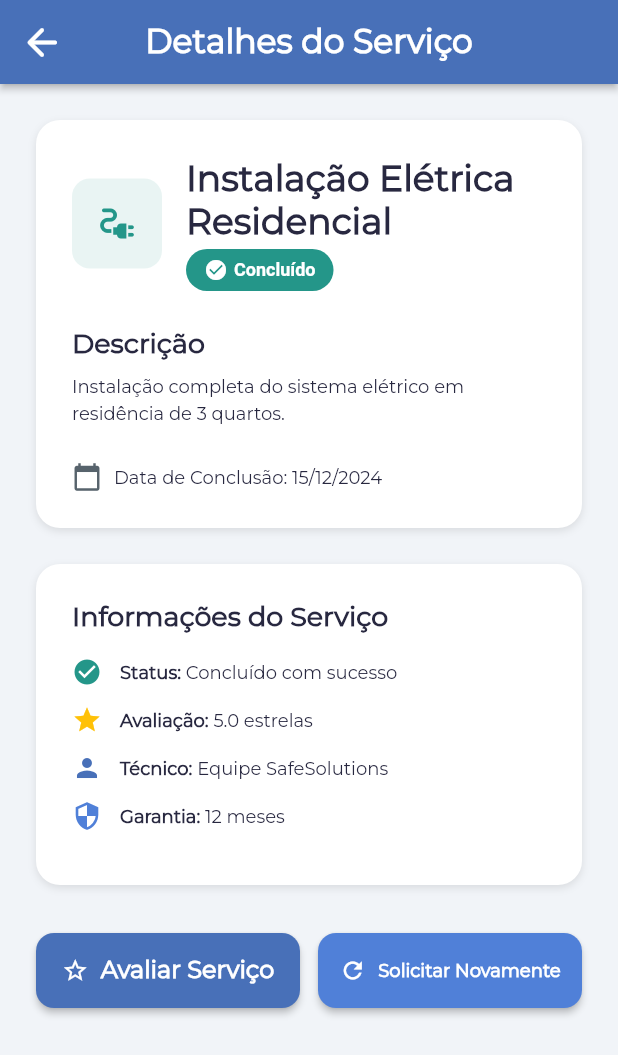
After one commit to Lkzin0122/safe_solutions_flutter, a Flutter app: the DetalhesServicoConcluido screen opened directly with sample values from the repository, on a phone screen of 412 x 824 dp. The commit adds this screen. Shown: the top 1055 px of the screen. Run offline on Flutter 3.47's test engine with Material 3 defaults, Android fonts, the phone set to English and light mode, and no system bars; drawn by our look-alikes of auto_size_text; our stand-ins replace cached_network_image, flutter_animate, font_awesome_flutter, from_css_color, go_router, google_fonts and 4 more; missing offline and left inert: json_path; accounts and stored records are empty; network calls fail; project files that could hold a hidden picture were left out.

Commit message:
click serviços concluidos

```diff
--- a/lib/index.dart
+++ b/lib/index.dart
@@ -4,6 +4,7 @@ export '/pages/esqueci_senha/esqueci_senha_widget.dart' show EsqueciSenhaWidget;
 export '/pages/nova_senha/nova_senha_widget.dart' show NovaSenhaWidget;
 export '/pages/inicial/inicial_widget.dart' show InicialWidget;
 export '/pages/contratos/contratos_widget.dart' show ContratosWidget;
+export '/pages/contratos/detalhes_servico_concluido_widget.dart' show DetalhesServicoConcluido;
 export '/pages/profile/profile_widget.dart' show ProfileWidget;
 export '/pages/servicos/servicos_widget.dart' show ServicosWidget;
 export '/pages/montador/montador_widget.dart' show MontadorWidget;
--- a/lib/pages/contratos/contratos_widget.dart
+++ b/lib/pages/contratos/contratos_widget.dart
@@ -7,6 +7,7 @@ import 'package:flutter/material.dart';
 import 'package:google_fonts/google_fonts.dart';
 import 'package:provider/provider.dart';
 import 'contratos_model.dart';
+import 'detalhes_servico_concluido_widget.dart';
 export 'contratos_model.dart';
 
 bool isUserLoggedIn() {
@@ -172,13 +173,26 @@ class _ContratosWidgetState extends State<ContratosWidget> {
   }
 
   Widget _buildCompletedServiceCard({
-    required String title,
-    required String description,
-    required IconData icon,
-    required String completedDate,
+    required CompletedService service,
   }) {
     return Padding(
       padding: EdgeInsetsDirectional.fromSTEB(24.0, 8.0, 24.0, 8.0),
+      child: Material(
+        color: Colors.transparent,
+        elevation: 2.0,
+        shape: RoundedRectangleBorder(
+          borderRadius: BorderRadius.circular(16.0),
+        ),
+        child: InkWell(
+          onTap: () {
+            Navigator.push(
+              context,
+              MaterialPageRoute(
+                builder: (context) => DetalhesServicoConcluido(service: service),
+              ),
+            );
+          },
+          borderRadius: BorderRadius.circular(16.0),
           child: Container(
             width: double.infinity,
             decoration: BoxDecoration(
@@ -201,7 +215,7 @@ class _ContratosWidgetState extends State<ContratosWidget> {
                       borderRadius: BorderRadius.circular(12.0),
                     ),
                     child: Icon(
-                  icon,
+                      service.icon,
                       color: FlutterFlowTheme.of(context).secondary,
                       size: 30.0,
                     ),
@@ -212,7 +226,7 @@ class _ContratosWidgetState extends State<ContratosWidget> {
                       crossAxisAlignment: CrossAxisAlignment.start,
                       children: [
                         Text(
-                      title,
+                          service.title,
                           style: FlutterFlowTheme.of(context).titleMedium.override(
                             fontFamily: 'Montserrat',
                             color: FlutterFlowTheme.of(context).primaryText,
@@ -221,7 +235,7 @@ class _ContratosWidgetState extends State<ContratosWidget> {
                         ),
                         SizedBox(height: 4.0),
                         Text(
-                      description,
+                          service.description,
                           maxLines: 2,
                           overflow: TextOverflow.ellipsis,
                           style: FlutterFlowTheme.of(context).bodySmall.override(
@@ -239,7 +253,7 @@ class _ContratosWidgetState extends State<ContratosWidget> {
                             ),
                             SizedBox(width: 4.0),
                             Text(
-                          'Concluído em $completedDate',
+                              'Concluído em ${service.completedDate}',
                               style: FlutterFlowTheme.of(context).bodySmall.override(
                                 fontFamily: 'Montserrat',
                                 color: FlutterFlowTheme.of(context).success,
@@ -251,7 +265,17 @@ class _ContratosWidgetState extends State<ContratosWidget> {
                       ],
                     ),
                   ),
+                  Padding(
+                    padding: EdgeInsetsDirectional.fromSTEB(8.0, 0.0, 0.0, 0.0),
+                    child: Icon(
+                      Icons.arrow_forward_ios,
+                      color: FlutterFlowTheme.of(context).secondaryText,
+                      size: 16.0,
+                    ),
+                  ),
                 ],
+              ),
+            ),
           ),
         ),
       ),
@@ -489,12 +513,7 @@ class _ContratosWidgetState extends State<ContratosWidget> {
                     children: [
                       SizedBox(height: 10.0),
                       ..._model.filteredCompletedServices.map((service) =>
-                        _buildCompletedServiceCard(
-                          title: service.title,
-                          description: service.description,
-                          icon: service.icon,
-                          completedDate: service.completedDate,
-                        ),
+                        _buildCompletedServiceCard(service: service),
                       ).toList(),
                     ],
                   ),
--- /dev/null
+++ b/lib/pages/contratos/detalhes_servico_concluido_model.dart
@@ -0,0 +1,11 @@
+import '/flutter_flow/flutter_flow_util.dart';
+import 'detalhes_servico_concluido_widget.dart' show DetalhesServicoConcluido;
+import 'package:flutter/material.dart';
+
+class DetalhesServicoConcluido extends FlutterFlowModel<DetalhesServicoConcluido> {
+  @override
+  void initState(BuildContext context) {}
+
+  @override
+  void dispose() {}
+}
--- /dev/null
+++ b/lib/pages/contratos/detalhes_servico_concluido_widget.dart
@@ -0,0 +1,296 @@
+import '/flutter_flow/flutter_flow_theme.dart';
+import '/flutter_flow/flutter_flow_util.dart';
+import '/flutter_flow/flutter_flow_widgets.dart';
+import '/flutter_flow/flutter_flow_icon_button.dart';
+import 'package:flutter/material.dart';
+import 'contratos_model.dart';
+
+class DetalhesServicoConcluido extends StatelessWidget {
+  const DetalhesServicoConcluido({
+    super.key,
+    required this.service,
+  });
+
+  final CompletedService service;
+
+  @override
+  Widget build(BuildContext context) {
+    return Scaffold(
+      backgroundColor: FlutterFlowTheme.of(context).primaryBackground,
+      appBar: AppBar(
+        backgroundColor: FlutterFlowTheme.of(context).primary,
+        automaticallyImplyLeading: false,
+        leading: FlutterFlowIconButton(
+          borderColor: Colors.transparent,
+          borderRadius: 30.0,
+          borderWidth: 1.0,
+          buttonSize: 60.0,
+          icon: Icon(
+            Icons.arrow_back_rounded,
+            color: Colors.white,
+            size: 30.0,
+          ),
+          onPressed: () async {
+            context.pop();
+          },
+        ),
+        title: Text(
+          'Detalhes do Serviço',
+          style: FlutterFlowTheme.of(context).headlineMedium.override(
+                fontFamily: 'Montserrat',
+                color: Colors.white,
+                fontSize: 22.0,
+                fontWeight: FontWeight.w600,
+              ),
+        ),
+        centerTitle: true,
+        elevation: 2.0,
+      ),
+      body: SafeArea(
+        child: SingleChildScrollView(
+          padding: EdgeInsets.all(24.0),
+          child: Column(
+            crossAxisAlignment: CrossAxisAlignment.start,
+            children: [
+              Container(
+                width: double.infinity,
+                decoration: BoxDecoration(
+                  color: FlutterFlowTheme.of(context).secondaryBackground,
+                  borderRadius: BorderRadius.circular(16.0),
+                  boxShadow: [
+                    BoxShadow(
+                      blurRadius: 4.0,
+                      color: Color(0x1A000000),
+                      offset: Offset(0.0, 2.0),
+                    )
+                  ],
+                ),
+                child: Padding(
+                  padding: EdgeInsets.all(24.0),
+                  child: Column(
+                    crossAxisAlignment: CrossAxisAlignment.start,
+                    children: [
+                      Row(
+                        children: [
+                          Container(
+                            width: 60.0,
+                            height: 60.0,
+                            decoration: BoxDecoration(
+                              color: FlutterFlowTheme.of(context).success.withOpacity(0.1),
+                              borderRadius: BorderRadius.circular(12.0),
+                            ),
+                            child: Icon(
+                              service.icon,
+                              color: FlutterFlowTheme.of(context).success,
+                              size: 30.0,
+                            ),
+                          ),
+                          SizedBox(width: 16.0),
+                          Expanded(
+                            child: Column(
+                              crossAxisAlignment: CrossAxisAlignment.start,
+                              children: [
+                                Text(
+                                  service.title,
+                                  style: FlutterFlowTheme.of(context).headlineSmall.override(
+                                        fontFamily: 'Montserrat',
+                                        fontWeight: FontWeight.bold,
+                                      ),
+                                ),
+                                SizedBox(height: 4.0),
+                                Container(
+                                  padding: EdgeInsets.symmetric(horizontal: 12.0, vertical: 6.0),
+                                  decoration: BoxDecoration(
+                                    color: FlutterFlowTheme.of(context).success,
+                                    borderRadius: BorderRadius.circular(20.0),
+                                  ),
+                                  child: Row(
+                                    mainAxisSize: MainAxisSize.min,
+                                    children: [
+                                      Icon(
+                                        Icons.check_circle,
+                                        color: Colors.white,
+                                        size: 16.0,
+                                      ),
+                                      SizedBox(width: 4.0),
+                                      Text(
+                                        'Concluído',
+                                        style: TextStyle(
+                                          color: Colors.white,
+                                          fontSize: 12.0,
+                                          fontWeight: FontWeight.w600,
+                                        ),
+                                      ),
+                                    ],
+                                  ),
+                                ),
+                              ],
+                            ),
+                          ),
+                        ],
+                      ),
+                      SizedBox(height: 24.0),
+                      Text(
+                        'Descrição',
+                        style: FlutterFlowTheme.of(context).titleMedium.override(
+                              fontFamily: 'Montserrat',
+                              fontWeight: FontWeight.w600,
+                            ),
+                      ),
+                      SizedBox(height: 8.0),
+                      Text(
+                        service.description,
+                        style: FlutterFlowTheme.of(context).bodyMedium.override(
+                              fontFamily: 'Montserrat',
+                              lineHeight: 1.5,
+                            ),
+                      ),
+                      SizedBox(height: 24.0),
+                      Row(
+                        children: [
+                          Icon(
+                            Icons.calendar_today,
+                            color: FlutterFlowTheme.of(context).secondaryText,
+                            size: 20.0,
+                          ),
+                          SizedBox(width: 8.0),
+                          Text(
+                            'Data de Conclusão: ${service.completedDate}',
+                            style: FlutterFlowTheme.of(context).bodyMedium.override(
+                                  fontFamily: 'Montserrat',
+                                  fontWeight: FontWeight.w500,
+                                ),
+                          ),
+                        ],
+                      ),
+                    ],
+                  ),
+                ),
+              ),
+              SizedBox(height: 24.0),
+              Container(
+                width: double.infinity,
+                decoration: BoxDecoration(
+                  color: FlutterFlowTheme.of(context).secondaryBackground,
+                  borderRadius: BorderRadius.circular(16.0),
+                  boxShadow: [
+                    BoxShadow(
+                      blurRadius: 4.0,
+                      color: Color(0x1A000000),
+                      offset: Offset(0.0, 2.0),
+                    )
+                  ],
+                ),
+                child: Padding(
+                  padding: EdgeInsets.all(24.0),
+                  child: Column(
+                    crossAxisAlignment: CrossAxisAlignment.start,
+                    children: [
+                      Text(
+                        'Informações do Serviço',
+                        style: FlutterFlowTheme.of(context).titleMedium.override(
+                              fontFamily: 'Montserrat',
+                              fontWeight: FontWeight.w600,
+                            ),
+                      ),
+                      SizedBox(height: 16.0),
+                      _buildInfoRow(context, 'Status', 'Concluído com sucesso', Icons.check_circle, FlutterFlowTheme.of(context).success),
+                      _buildInfoRow(context, 'Avaliação', '5.0 estrelas', Icons.star, Colors.amber),
+                      _buildInfoRow(context, 'Técnico', 'Equipe SafeSolutions', Icons.person, FlutterFlowTheme.of(context).primary),
+                      _buildInfoRow(context, 'Garantia', '12 meses', Icons.security, FlutterFlowTheme.of(context).secondary),
+                    ],
+                  ),
+                ),
+              ),
+              SizedBox(height: 32.0),
+              Row(
+                children: [
+                  Expanded(
+                    child: FFButtonWidget(
+                      onPressed: () {
+                        ScaffoldMessenger.of(context).showSnackBar(
+                          SnackBar(
+                            content: Text('Funcionalidade de avaliação em desenvolvimento'),
+                            backgroundColor: FlutterFlowTheme.of(context).primary,
+                          ),
+                        );
+                      },
+                      text: 'Avaliar Serviço',
+                      icon: Icon(Icons.star_outline, size: 18.0),
+                      options: FFButtonOptions(
+                        height: 50.0,
+                        color: FlutterFlowTheme.of(context).primary,
+                        textStyle: FlutterFlowTheme.of(context).titleSmall.override(
+                              fontFamily: 'Montserrat',
+                              color: Colors.white,
+                              fontWeight: FontWeight.w600,
+                            ),
+                        borderRadius: BorderRadius.circular(12.0),
+                      ),
+                    ),
+                  ),
+                  SizedBox(width: 12.0),
+                  Expanded(
+                    child: FFButtonWidget(
+                      onPressed: () {
+                        ScaffoldMessenger.of(context).showSnackBar(
+                          SnackBar(
+                            content: Text('Redirecionando para nova solicitação...'),
+                            backgroundColor: FlutterFlowTheme.of(context).secondary,
+                          ),
+                        );
+                      },
+                      text: 'Solicitar Novamente',
+                      icon: Icon(Icons.refresh, size: 18.0),
+                      options: FFButtonOptions(
+                        height: 50.0,
+                        color: FlutterFlowTheme.of(context).secondary,
+                        textStyle: FlutterFlowTheme.of(context).titleSmall.override(
+                              fontFamily: 'Montserrat',
+                              color: Colors.white,
+                              fontWeight: FontWeight.w600,
+                            ),
+                        borderRadius: BorderRadius.circular(12.0),
+                      ),
+                    ),
+                  ),
+                ],
+              ),
+            ],
+          ),
+        ),
+      ),
+    );
+  }
+
+  Widget _buildInfoRow(BuildContext context, String label, String value, IconData icon, Color iconColor) {
+    return Padding(
+      padding: EdgeInsets.only(bottom: 12.0),
+      child: Row(
+        children: [
+          Icon(
+            icon,
+            color: iconColor,
+            size: 20.0,
+          ),
+          SizedBox(width: 12.0),
+          Text(
+            '$label: ',
+            style: FlutterFlowTheme.of(context).bodyMedium.override(
+                  fontFamily: 'Montserrat',
+                  fontWeight: FontWeight.w600,
+                ),
+          ),
+          Expanded(
+            child: Text(
+              value,
+              style: FlutterFlowTheme.of(context).bodyMedium.override(
+                    fontFamily: 'Montserrat',
+                  ),
+            ),
+          ),
+        ],
+      ),
+    );
+  }
+}
```
Also changed, not shown: pubspec.lock. Lines whose indentation alone changed are shown as unchanged.
